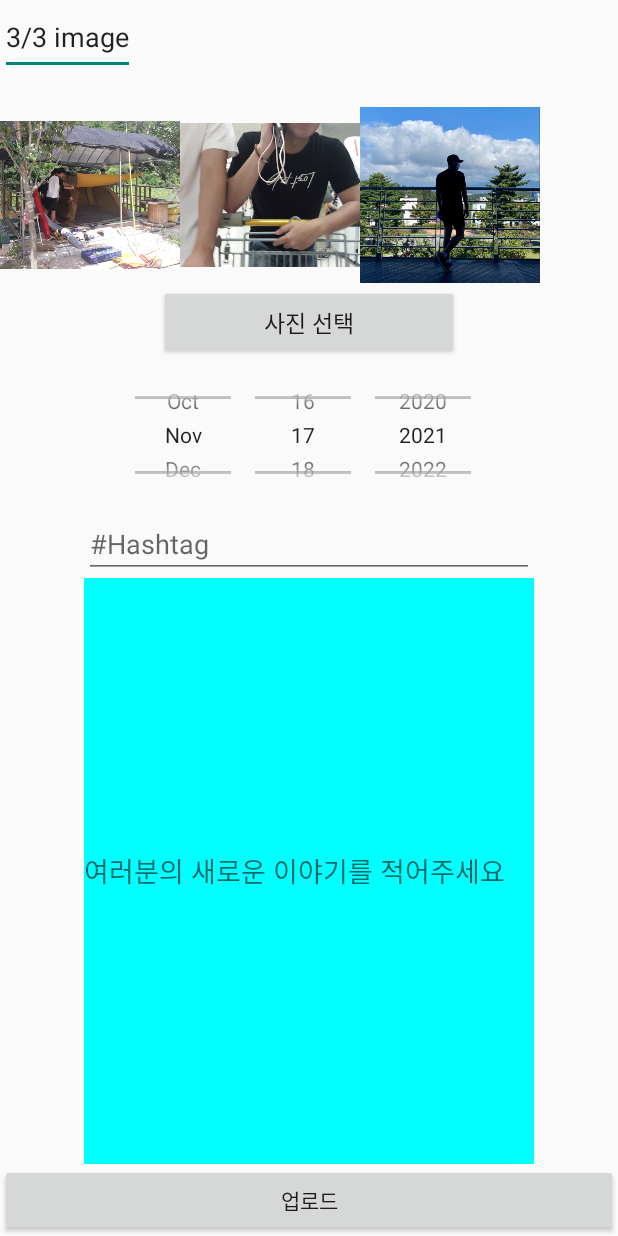
After one commit to Brogi/MoApp_Team2, an Android app: the AddStoryActivity screen opened directly, with no data from a screen before it, on a phone screen of 412 x 824 dp. The commit adds this screen. Run offline under Robolectric (Android 15) with nearby library versions, the phone set to English and light mode, and no system bars.

Commit message:
AddStoryActivity added

```diff
--- a/app/src/main/AndroidManifest.xml
+++ b/app/src/main/AndroidManifest.xml
@@ -20,6 +20,7 @@
         </activity>
         <activity android:name=".MapActivity" />
         <activity android:name=".StoriesActivity"/>
+        <activity android:name=".AddStoryActivity"/>
     </application>
 
 </manifest>
--- /dev/null
+++ b/app/src/main/java/com/example/myapplication/AddStoryActivity.kt
@@ -0,0 +1,79 @@
+package com.example.myapplication
+
+import android.content.Context
+import androidx.appcompat.app.AppCompatActivity
+import android.os.Bundle
+import android.view.View
+import android.widget.Button
+import android.widget.DatePicker
+import android.widget.EditText
+import android.widget.Toast
+import java.io.FileInputStream
+import java.io.IOException
+import java.util.*
+
+class AddStoryActivity : AppCompatActivity() {
+    lateinit var dp : DatePicker
+    lateinit var edtDiary : EditText
+    lateinit var btnWrite : Button
+    lateinit var fileName : String
+    lateinit var hash : String
+    lateinit var btnHash: Button
+    lateinit var filename1 : String
+    override fun onCreate(savedInstanceState: Bundle?) {
+        super.onCreate(savedInstanceState)
+        setContentView(R.layout.activity_addstory)
+        title = "게시글 작성하기"
+
+
+        dp = findViewById<DatePicker>(R.id.datePicker1)
+        edtDiary = findViewById<EditText>(R.id.edtDiary)
+        btnWrite = findViewById<Button>(R.id.btnWrite)
+
+        var cal = Calendar.getInstance()
+        var cYear = cal.get(Calendar.YEAR)
+        var cMonth = cal.get(Calendar.MONTH)
+        var cDay = cal.get(Calendar.DAY_OF_MONTH)
+
+        filename1 =Integer.toString(cYear)+"_"+Integer.toString(cMonth+1)+"_"+Integer.toString(cDay)+".txt"
+        var str1=readDiary(filename1)
+        edtDiary.setText(str1)
+        btnWrite.isEnabled = true
+
+        dp.init(cYear, cMonth, cDay) { view, year, monthOfYear, dayOfMonth ->
+            fileName = (Integer.toString(year) + "_"
+                    + Integer.toString(monthOfYear + 1) + "_"
+                    + Integer.toString(dayOfMonth) + ".txt")
+            var str = readDiary(fileName)
+            edtDiary.setText(str)
+            btnWrite.isEnabled = true
+        }
+
+        btnWrite.setOnClickListener {
+            var outFs = openFileOutput(fileName, Context.MODE_PRIVATE)
+            var str = edtDiary.text.toString()
+            outFs.write(str.toByteArray())
+            outFs.close()
+            Toast.makeText(applicationContext, "$fileName 이 저장됨", Toast.LENGTH_SHORT).show()
+        }
+    }
+
+
+
+    fun readDiary(fName: String) : String? {
+        var diaryStr : String? = null
+        var inFs : FileInputStream
+        try {
+            inFs = openFileInput(fName)
+            var txt = ByteArray(500)
+            inFs.read(txt)
+            inFs.close()
+            diaryStr = txt.toString(Charsets.UTF_8).trim()
+            btnWrite.text = "수정 하기"
+        } catch (e : IOException) {
+            edtDiary.hint = "여러분의 새로운 이야기를 적어주세요"
+            btnWrite.text = "업로드"
+        }
+        return diaryStr
+    }
+}
--- a/app/src/main/java/com/example/myapplication/StoriesActivity.kt
+++ b/app/src/main/java/com/example/myapplication/StoriesActivity.kt
@@ -1,17 +1,26 @@
 package com.example.myapplication
 
+import android.content.Intent
 import android.os.Bundle
+import android.widget.Button
 import androidx.appcompat.app.AppCompatActivity
 import androidx.recyclerview.widget.GridLayoutManager
 import androidx.recyclerview.widget.RecyclerView
 
 class StoriesActivity : AppCompatActivity() {
     lateinit var recyclerView: RecyclerView
+    lateinit var addStoryBtn : Button
     override fun onCreate(savedInstanceState: Bundle?) {
         super.onCreate(savedInstanceState)
         setContentView(R.layout.activity_stories)
 
         recyclerView = findViewById(R.id.as_RecyclerV)
+        addStoryBtn = findViewById(R.id.as_AddStoryBtn)
+
+        addStoryBtn.setOnClickListener {
+            var intent = Intent(applicationContext,AddStoryActivity::class.java)
+            startActivity(intent)
+        }
 
         var dataL = arrayListOf<ThumbNailData>(
             ThumbNailData("2021.01.01",R.drawable.pic_a),
--- /dev/null
+++ b/app/src/main/res/layout/activity_addstory.xml
@@ -0,0 +1,85 @@
+<?xml version="1.0" encoding="utf-8"?>
+<LinearLayout xmlns:android="http://schemas.android.com/apk/res/android"
+    xmlns:tools="http://schemas.android.com/tools"
+    android:layout_width="match_parent"
+    android:layout_height="match_parent"
+    android:gravity="center"
+    android:orientation="vertical"
+    tools:context=".MainActivity">
+
+    <EditText
+        android:layout_width="wrap_content"
+        android:layout_height="50dp"
+        android:layout_gravity="left"
+        android:text="3/3 image"
+        android:id="@+id/imagecount"
+        ></EditText>
+
+    <TableLayout
+        android:layout_width="match_parent"
+        android:layout_height="wrap_content"
+        android:orientation="vertical"
+        android:layout_gravity="center"
+        android:layout_marginTop="20dp">
+        <TableRow>
+            <ImageView
+                android:id="@+id/image1"
+                android:layout_width="120dp"
+                android:layout_height="120dp"
+                android:layout_gravity="center"
+                android:adjustViewBounds="true"
+                android:src="@drawable/test"></ImageView>
+            <ImageView
+                android:layout_width="120dp"
+                android:layout_height="120dp"
+                android:layout_gravity="center"
+                android:adjustViewBounds="true"
+                android:src="@drawable/test2"
+                android:id="@+id/image2"></ImageView>
+            <ImageView
+                android:layout_width="120dp"
+                android:layout_height="120dp"
+                android:layout_gravity="center"
+                android:adjustViewBounds="true"
+                android:src="@drawable/test3"
+                android:id="@+id/image3"></ImageView>
+        </TableRow>
+    </TableLayout>
+    <Button
+        android:layout_width="200dp"
+        android:layout_height="50dp"
+        android:layout_gravity="center"
+        android:text="사진 선택"
+        android:textSize="15sp"
+        android:id="@+id/btnImage"></Button>
+
+    <DatePicker
+        android:datePickerMode="spinner"
+        android:id="@+id/datePicker1"
+        android:layout_width="wrap_content"
+        android:layout_height="100dp"
+        android:calendarViewShown="false" />
+
+    <EditText
+        android:layout_width="300dp"
+        android:layout_height="wrap_content"
+        android:id="@+id/hash"
+        android:hint="#Hashtag"
+        ></EditText>
+
+    <EditText
+        android:id="@+id/edtDiary"
+        android:layout_width="300dp"
+        android:layout_height="match_parent"
+        android:layout_weight="1"
+        android:background="#00ffff"
+        android:lines="8"></EditText>
+
+    <Button
+        android:id="@+id/btnWrite"
+        android:layout_width="match_parent"
+        android:layout_height="wrap_content"
+        android:enabled="false"
+        android:text="Button" />
+
+</LinearLayout>
--- a/app/src/main/res/layout/activity_stories.xml
+++ b/app/src/main/res/layout/activity_stories.xml
@@ -20,6 +20,7 @@
             android:layout_height="wrap_content"
             android:text="색상"/>
         <Button
+            android:id="@+id/as_AddStoryBtn"
             android:layout_width="wrap_content"
             android:layout_height="wrap_content"
             android:text="스토리추가"/>
```
Also changed, not shown: app/src/main/res/drawable/test.png (added), app/src/main/res/drawable/test2.png (added), app/src/main/res/drawable/test3.png (added).
